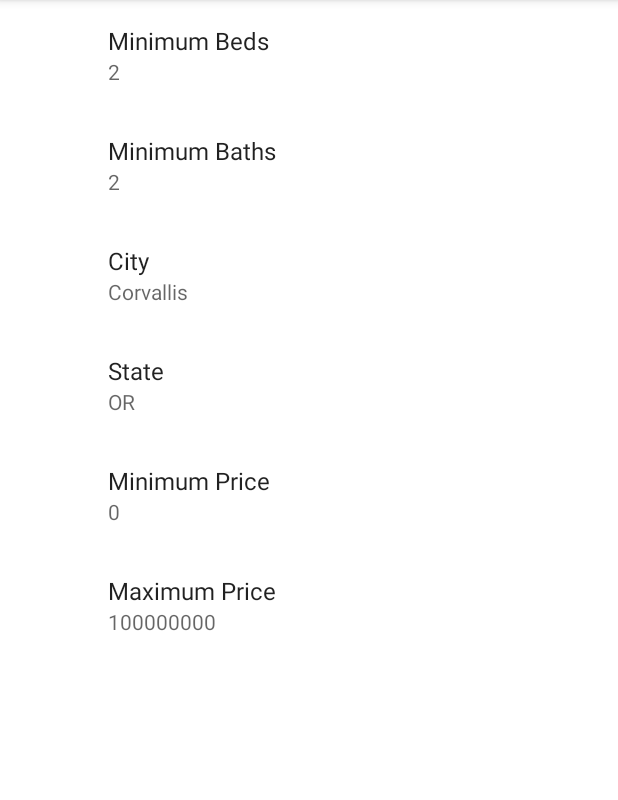
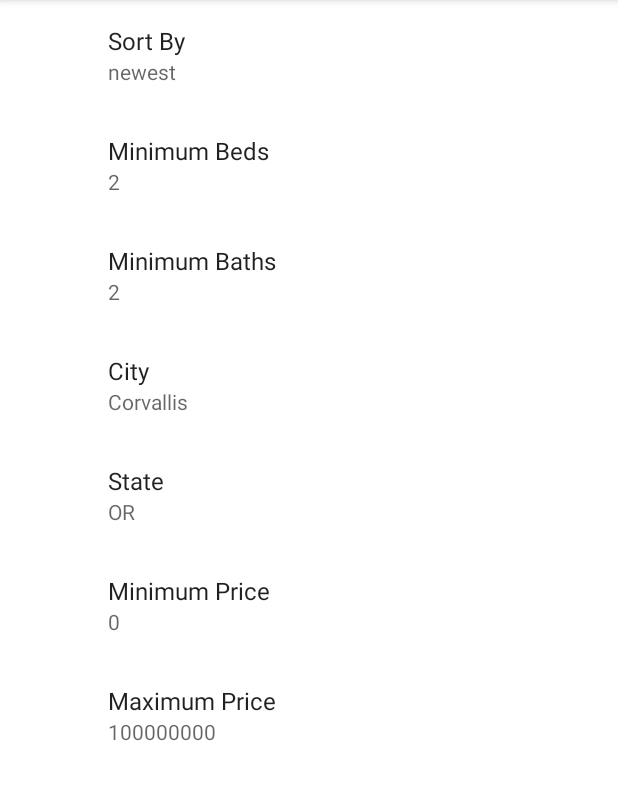
Before and after one commit to youngerj/RealtorListingsApp, an Android app: the screen it shows after launch (SettingsActivity), in the side drawer, after a tap on "Settings", on a phone screen of 412 x 824 dp, the part 84-884 px from its top. Run offline under Robolectric (Android 15) with nearby library versions, the phone set to English and light mode, and no system bars; our stand-ins replace androidx.preference; 2 statements that could not run were skipped.

Commit message:
Made some final tweaks to UI and added another user pref for sorting

```diff
--- a/app/build.gradle
+++ b/app/build.gradle
@@ -42,10 +42,8 @@ dependencies {
     implementation 'com.google.code.gson:gson:2.8.6'
     implementation 'com.squareup.retrofit2:retrofit:2.9.0'
     implementation 'com.squareup.retrofit2:converter-gson:2.9.0'
+    annotationProcessor 'androidx.room:room-compiler:2.2.6'
     implementation 'com.github.bumptech.glide:glide:4.11.0'
-    //implementation 'com.github.bumptech.glide:glide:4.11.0'
-    annotationProcessor 'androidx.room:room-compiler:2.2.6'
-
     testImplementation 'junit:junit:4.+'
     androidTestImplementation 'androidx.test.ext:junit:1.1.2'
     androidTestImplementation 'androidx.test.espresso:espresso-core:3.3.0'
--- a/app/src/main/java/com/example/android/realtorlistingsapp/MainActivity.java
+++ b/app/src/main/java/com/example/android/realtorlistingsapp/MainActivity.java
@@ -187,9 +187,14 @@ public class MainActivity extends AppCompatActivity
                 "100000000"
         );
 
+        String sort = sharedPreferences.getString(
+                getString(R.string.pref_sortby_key),
+                "relevance"
+        );
+
 
         realtorSearchViewModel.loadSearchResults(
-                "",city , state, "relevance", beds, baths, pmin, pmax
+                "",city , state, sort, beds, baths, pmin, pmax
         );
 
 //---------------------------------------------------------------------------------------------------------------
@@ -263,9 +268,13 @@ public class MainActivity extends AppCompatActivity
                 "100000000"
         );
 
+        String sort = sharedPreferences.getString(
+                getString(R.string.pref_sortby_key),
+                "relevance"
+        );
 
         realtorSearchViewModel.loadSearchResults(
-                "",city , state, "relevance", beds, baths, pmin, pmax
+                "",city , state, sort, beds, baths, pmin, pmax
         );
 
         //**********************************************
--- a/app/src/main/res/values/arrays.xml
+++ b/app/src/main/res/values/arrays.xml
@@ -12,6 +12,20 @@
         <item>@string/pref_sort_value_stars</item>
         <item>@string/pref_sort_value_forks</item>
         <item>@string/pref_sort_value_updated</item>
+    </string-array>
+
+    <string-array name="pref_sortby_entries">
+        <item>@string/pref_sortby_entry_relevance</item>
+        <item>@string/pref_sortby_entry_min_price</item>
+        <item>@string/pref_sortby_entry_max_price</item>
+        <item>@string/pref_sortby_entry_newest</item>
+    </string-array>
+
+    <string-array name="pref_sortby_values">
+        <item></item>
+        <item>@string/pref_sortby_value_min_price</item>
+        <item>@string/pref_sortby_value_max_price</item>
+        <item>@string/pref_sortby_value_newest</item>
     </string-array>
 
     <string-array name="pref_language_entries">
--- a/app/src/main/res/values/strings.xml
+++ b/app/src/main/res/values/strings.xml
@@ -65,5 +65,16 @@
     <string name="pref_pmax_key" translatable="false">pref_pmax</string>
     <string name="pref_pmax_title">Maximum Price</string>
 
+    <!-- Strings for sorting preference -->
+    <string name="pref_sortby_key" translatable="false">pref_sortby</string>
+    <string name="pref_sortby_title">Sort By</string>
+    <string name="pref_sortby_entry_relevance">relevance</string>
+    <string name="pref_sortby_entry_min_price">lowest Price</string>
+    <string name="pref_sortby_value_min_price" translatable="false">price_low</string>
+    <string name="pref_sortby_entry_max_price">highest Price</string>
+    <string name="pref_sortby_value_max_price" translatable="false">price_high</string>
+    <string name="pref_sortby_entry_newest">newest</string>
+    <string name="pref_sortby_value_newest" translatable="false">newest</string>
+    <string name="pref_sortby_default">@string/pref_sortby_value_newest</string>
 
 </resources>
--- a/app/src/main/res/xml/prefs.xml
+++ b/app/src/main/res/xml/prefs.xml
@@ -2,6 +2,15 @@
 <PreferenceScreen
     xmlns:android="http://schemas.android.com/apk/res/android"
     xmlns:app="http://schemas.android.com/apk/res-auto">
+
+    <ListPreference
+        android:title="@string/pref_sortby_title"
+        android:key="@string/pref_sortby_key"
+        android:dialogTitle="@string/pref_sortby_title"
+        android:entries="@array/pref_sortby_entries"
+        android:entryValues="@array/pref_sortby_values"
+        android:defaultValue="@string/pref_sortby_default"
+        app:useSimpleSummaryProvider="true"/>
 
     <ListPreference
         android:title="@string/pref_sort_title"
```
Also changed, not shown: app/src/main/java/com/example/android/realtorlistingsapp/RealtorSearchAdapter.java (+9 -0 lines), app/src/main/java/com/example/android/realtorlistingsapp/RepoDetailActivity.java (+6 -4 lines), app/src/main/res/layout/activity_repo_detail.xml (+19 -8 lines), app/src/main/res/layout/search_result_item.xml (+15 -4 lines).
